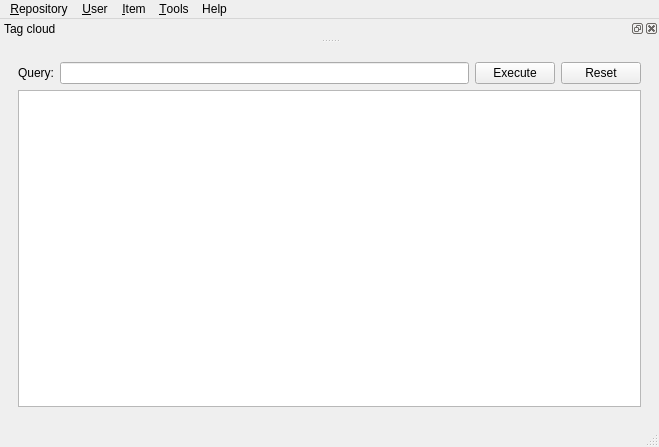
Before: the Qt Designer form ui/mainwindow.ui in vlkv/reggata, drawn with Qt 5.
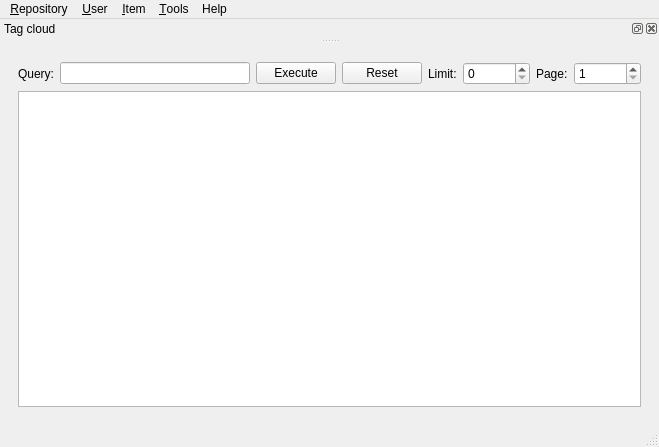
After: the same form once the commit is applied.

Commit message: Created limit and page constraints for search result set.

Diff of the .ui file:
```diff
--- a/ui/mainwindow.ui
+++ b/ui/mainwindow.ui
@@ -43,6 +43,43 @@
            </property>
           </widget>
          </item>
+         <item>
+          <widget class="QLabel" name="label_2" >
+           <property name="text" >
+            <string>Limit:</string>
+           </property>
+          </widget>
+         </item>
+         <item>
+          <widget class="QSpinBox" name="spinBox_limit" >
+           <property name="toolTip" >
+            <string>Maximum number of rows per page to display (0 - no limit).</string>
+           </property>
+           <property name="maximum" >
+            <number>1000000</number>
+           </property>
+           <property name="singleStep" >
+            <number>20</number>
+           </property>
+          </widget>
+         </item>
+         <item>
+          <widget class="QLabel" name="label_3" >
+           <property name="text" >
+            <string>Page:</string>
+           </property>
+          </widget>
+         </item>
+         <item>
+          <widget class="QSpinBox" name="spinBox_page" >
+           <property name="minimum" >
+            <number>1</number>
+           </property>
+           <property name="maximum" >
+            <number>1000000</number>
+           </property>
+          </widget>
+         </item>
         </layout>
        </item>
        <item>
```
The commit also changes 3 other files.
